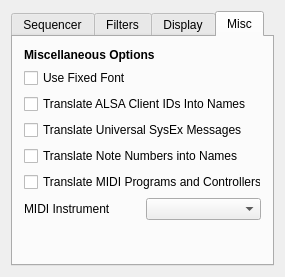
First picture: the form in src/configdialogbase.ui, repository KottV/kmidimon, before the edit.
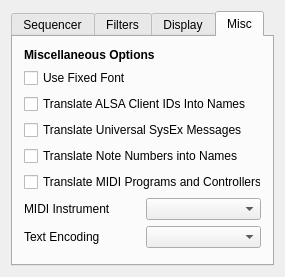
Second picture: the form after the edit. The open tabs and pages were chosen to show the change. Custom widgets are drawn as their Qt base class.

Commit message: * support for international text encodings

Diff of the .ui file:
```diff
--- a/src/configdialogbase.ui
+++ b/src/configdialogbase.ui
@@ -427,7 +427,7 @@
          </property>
         </widget>
        </item>
-       <item row="7" column="0" colspan="2">
+       <item row="8" column="0" colspan="2">
         <spacer name="verticalSpacer_5">
          <property name="orientation">
           <enum>Qt::Vertical</enum>
@@ -440,6 +440,16 @@
          </property>
         </spacer>
        </item>
+       <item row="7" column="0">
+        <widget class="QLabel" name="lblCodec">
+         <property name="text">
+          <string>Text Encoding</string>
+         </property>
+        </widget>
+       </item>
+       <item row="7" column="1">
+        <widget class="QComboBox" name="m_codecs"/>
+       </item>
       </layout>
      </widget>
     </widget>
```
Left out of the diff: 2 changed lines with no effect on the pictures. The commit also changes 6 other files.
